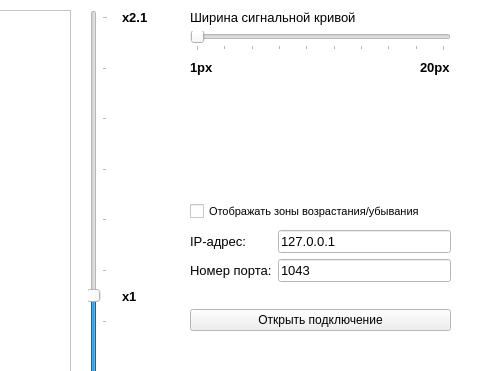
This is mainwindow.ui in vglaznev/inobitec-entry-task-client as Qt 5 draws it before an edit; both pictures show x 570 to 1050 and y 0 to 371 of the 1050 by 650 pixel window. The edited form follows.
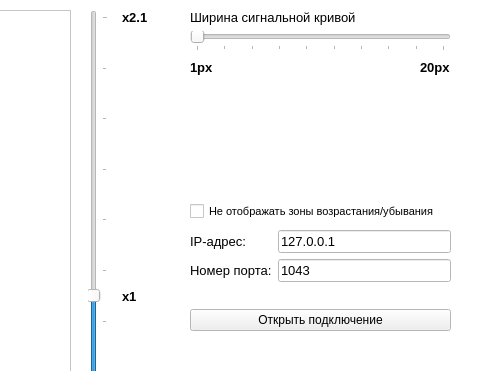
This is the edited form. Custom widgets are drawn as their Qt base class.

Commit message: close #4; fix checkbox name

```diff
--- a/mainwindow.ui
+++ b/mainwindow.ui
@@ -322,7 +322,7 @@
         </font>
        </property>
        <property name="text">
-        <string>Отображать зоны возрастания/убывания</string>
+        <string>Не отображать зоны возрастания/убывания</string>
        </property>
       </widget>
      </item>
```
